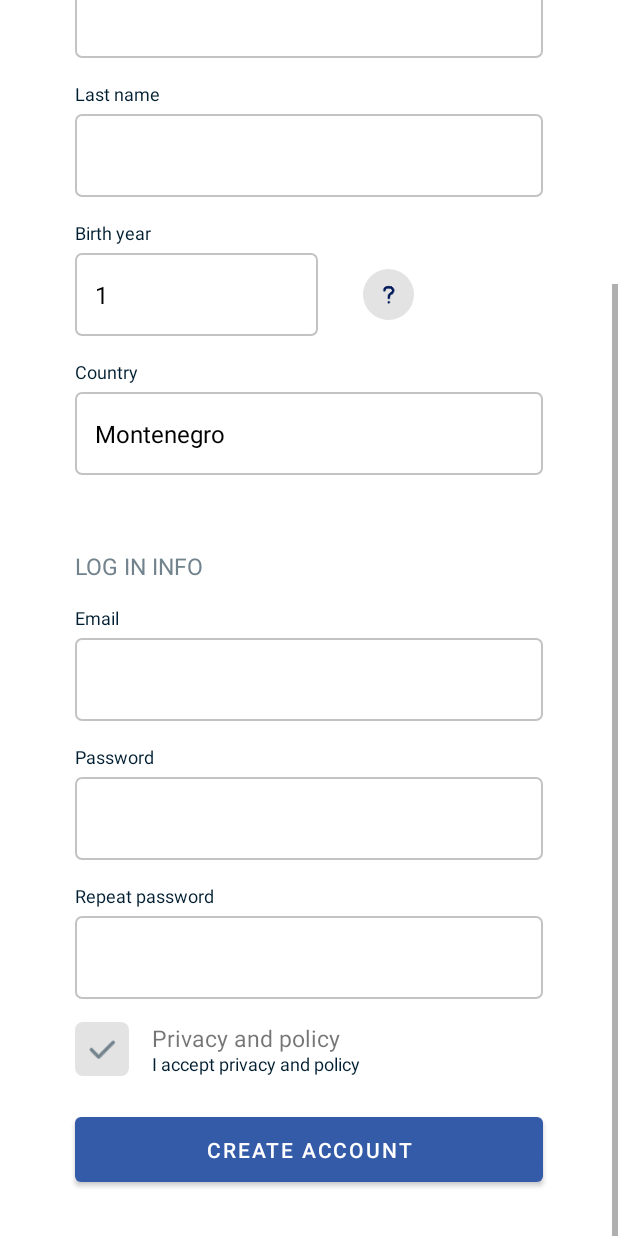
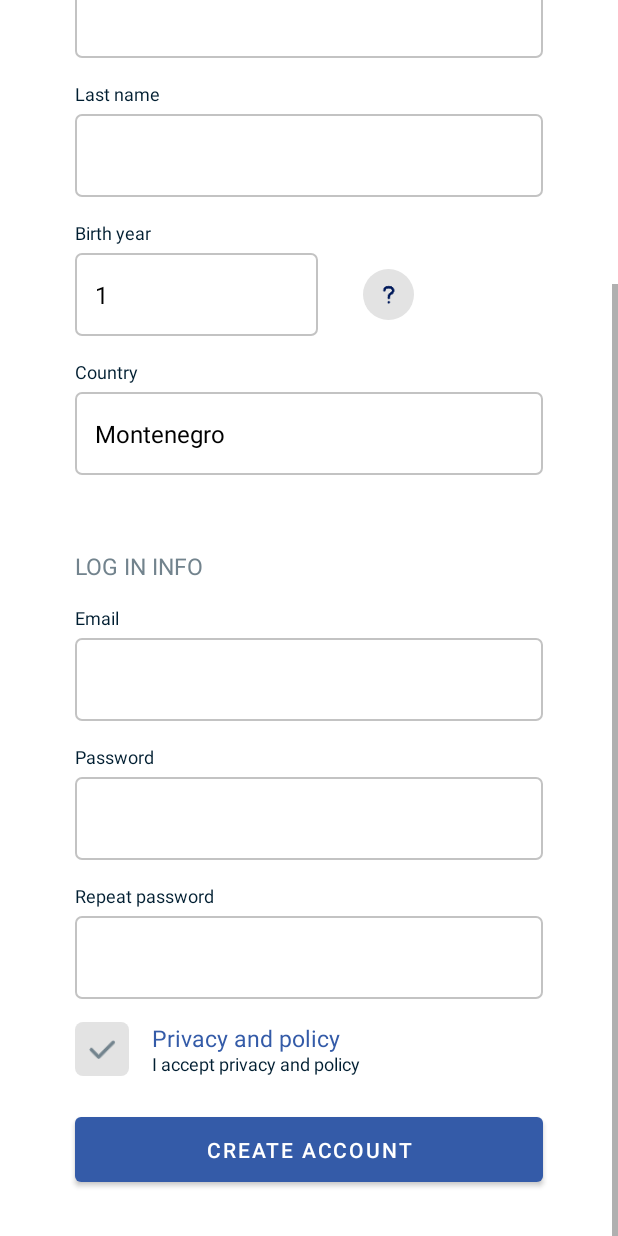
Before and after one commit to hariscredspo/CredsPo, an Android app: the RegistrationFragment screen opened through its navigation route, scrolled down 245 dp, on a phone screen of 412 x 824 dp. Run offline under Robolectric (Android 15) with nearby library versions, the phone set to English and light mode, and no system bars; 1 statement that could not run was skipped.

Commit message:
Tweak registration screen

```diff
--- a/app/src/main/java/com/haris/credspo/ui/registration/RegistrationFragment.kt
+++ b/app/src/main/java/com/haris/credspo/ui/registration/RegistrationFragment.kt
@@ -2,8 +2,6 @@ package com.haris.credspo.ui.registration
 
 import android.content.res.ColorStateList
 import android.graphics.Color
-import android.graphics.PorterDuff
-import android.opengl.Visibility
 import android.os.Bundle
 import android.view.LayoutInflater
 import android.view.View
@@ -22,7 +20,7 @@ class RegistrationFragment: Fragment() {
     private val binding get() = _binding!!
 
     var agreedToTerms = false
-    var openedTermsHelpWindow = false
+    var openedBirthYearInfo = false
     override fun onCreateView(
         inflater: LayoutInflater,
         container: ViewGroup?,
@@ -35,16 +33,16 @@ class RegistrationFragment: Fragment() {
     override fun onViewCreated(view: View, savedInstanceState: Bundle?) {
         super.onViewCreated(view, savedInstanceState)
 
-        var birth_year_list = listOf<String>("1", "2", "3");
-        var country_list = listOf<String>("Montenegro", "Russia", "Nigeria", "Japan");
+        var birthYearList = listOf<String>("1", "2", "3");
+        var countryList = listOf<String>("Montenegro", "Russia", "Nigeria", "Japan");
 
-        val birth_year_adapter = ArrayAdapter<String>(requireContext(), R.layout.support_simple_spinner_dropdown_item, birth_year_list)
-        birth_year_adapter.setDropDownViewResource(R.layout.support_simple_spinner_dropdown_item)
-        val country_adapter = ArrayAdapter<String>(requireContext(), R.layout.support_simple_spinner_dropdown_item, country_list)
-        country_adapter.setDropDownViewResource(R.layout.support_simple_spinner_dropdown_item)
+        val birthYearAdapter = ArrayAdapter<String>(requireContext(), R.layout.support_simple_spinner_dropdown_item, birthYearList)
+        birthYearAdapter.setDropDownViewResource(R.layout.support_simple_spinner_dropdown_item)
+        val countryAdapter = ArrayAdapter<String>(requireContext(), R.layout.support_simple_spinner_dropdown_item, countryList)
+        countryAdapter.setDropDownViewResource(R.layout.support_simple_spinner_dropdown_item)
 
-        binding.registrationSpinnerBirthYear.adapter = birth_year_adapter
-        binding.registrationSpinnerCountry.adapter = country_adapter
+        binding.registrationSpinnerBirthYear.adapter = birthYearAdapter
+        binding.registrationSpinnerCountry.adapter = countryAdapter
 
         binding.registrationImageTermsAndPolicyCheckboxBackground.setOnClickListener {
             if(!agreedToTerms){
@@ -59,30 +57,31 @@ class RegistrationFragment: Fragment() {
 
         }
 
-        binding.registrationImageBirthYearHelpBackground.setOnClickListener {
-            if(!openedTermsHelpWindow) {
-                binding.registrationImageBirthYearHelp.setTint(R.color.cyan)
-                binding.registrationImageBirthYearHelpBackground.setImageResource(R.drawable.question_mark_background_checked)
+        binding.registrationImageBirthYearInfoBackground.setOnClickListener {
+            if(!openedBirthYearInfo) {
+                binding.registrationImageBirthYearInfo.setTint(R.color.cyan)
+                binding.registrationImageBirthYearInfoBackground.setImageResource(R.drawable.question_mark_background_checked)
 
-                binding.registrationImageBirthYearHelpWindow.visibility = View.VISIBLE
-                binding.registrationImageBirthYearHelpText.visibility = View.VISIBLE
+                binding.registrationImageBirthYearInfoWindow.visibility = View.VISIBLE
+                binding.registrationTextBirthYearInfo.visibility = View.VISIBLE
 
-                openedTermsHelpWindow = true
+                openedBirthYearInfo = true
             } else {
-                binding.registrationImageBirthYearHelp.clearTint()
-                binding.registrationImageBirthYearHelpBackground.setImageResource(R.drawable.question_mark_background_unchecked)
+                binding.registrationImageBirthYearInfo.clearTint()
+                binding.registrationImageBirthYearInfoBackground.setImageResource(R.drawable.question_mark_background_unchecked)
 
-                binding.registrationImageBirthYearHelpWindow.visibility = View.GONE
-                binding.registrationImageBirthYearHelpText.visibility = View.GONE
+                binding.registrationImageBirthYearInfoWindow.visibility = View.GONE
+                binding.registrationTextBirthYearInfo.visibility = View.GONE
 
-                openedTermsHelpWindow = false
+                openedBirthYearInfo = false
             }
         }
     }
-    fun ImageView.setTint(@ColorRes colorRes: Int) {
+
+    private fun ImageView.setTint(@ColorRes colorRes: Int) {
         ImageViewCompat.setImageTintList(this, ColorStateList.valueOf(ContextCompat.getColor(context, colorRes)))
     }
-    fun ImageView.clearTint() {
+    private fun ImageView.clearTint() {
         ImageViewCompat.setImageTintList(this, null)
     }
 }
--- a/app/src/main/res/layout/fragment_registration.xml
+++ b/app/src/main/res/layout/fragment_registration.xml
@@ -108,7 +108,7 @@
                 app:layout_constraintTop_toBottomOf="@id/registration_label_birth_year" />
 
             <ImageView
-                android:id="@+id/registration_image_birth_year_help_background"
+                android:id="@+id/registration_image_birth_year_info_background"
                 android:layout_width="34dp"
                 android:layout_height="34dp"
                 android:layout_marginLeft="30dp"
@@ -117,14 +117,14 @@
                 app:layout_constraintStart_toEndOf="@id/registration_spinner_birth_year"
                 app:layout_constraintTop_toTopOf="@id/registration_spinner_birth_year" />
             <ImageView
-                android:id="@+id/registration_image_birth_year_help"
+                android:id="@+id/registration_image_birth_year_info"
                 android:layout_width="17dp"
                 android:layout_height="17dp"
                 android:src="@drawable/question_mark"
-                app:layout_constraintStart_toStartOf="@id/registration_image_birth_year_help_background"
-                app:layout_constraintEnd_toEndOf="@id/registration_image_birth_year_help_background"
-                app:layout_constraintTop_toTopOf="@id/registration_image_birth_year_help_background"
-                app:layout_constraintBottom_toBottomOf="@id/registration_image_birth_year_help_background" />
+                app:layout_constraintStart_toStartOf="@id/registration_image_birth_year_info_background"
+                app:layout_constraintEnd_toEndOf="@id/registration_image_birth_year_info_background"
+                app:layout_constraintTop_toTopOf="@id/registration_image_birth_year_info_background"
+                app:layout_constraintBottom_toBottomOf="@id/registration_image_birth_year_info_background" />
 
             <TextView
                 android:id="@+id/registration_label_country"
@@ -241,6 +241,7 @@
                 android:layout_height="wrap_content"
                 android:layout_marginLeft="15dp"
                 android:text="Privacy and policy"
+                android:textColor="@color/button"
                 android:textSize="15sp"
                 app:layout_constraintStart_toEndOf="@id/registration_image_terms_and_policy_checkbox_background"
                 app:layout_constraintTop_toTopOf="@id/registration_image_terms_and_policy_checkbox_background" />
@@ -266,29 +267,29 @@
                 app:layout_constraintTop_toBottomOf="@id/registration_image_terms_and_policy_checkbox" />
 
             <ImageView
-                android:id="@+id/registration_image_birth_year_help_window"
+                android:id="@+id/registration_image_birth_year_info_window"
                 android:layout_width="250dp"
                 android:layout_height="wrap_content"
                 android:src="@drawable/help_window"
                 android:visibility="gone"
                 android:layout_marginTop="5dp"
-                app:layout_constraintTop_toBottomOf="@id/registration_image_birth_year_help"
-                app:layout_constraintStart_toEndOf="@id/registration_image_birth_year_help_background"
-                app:layout_constraintEnd_toStartOf="@id/registration_image_birth_year_help_background" />
+                app:layout_constraintTop_toBottomOf="@id/registration_image_birth_year_info"
+                app:layout_constraintStart_toEndOf="@id/registration_image_birth_year_info_background"
+                app:layout_constraintEnd_toStartOf="@id/registration_image_birth_year_info_background" />
             <TextView
-                android:id="@+id/registration_image_birth_year_help_text"
+                android:id="@+id/registration_text_birth_year_info"
                 android:layout_width="0dp"
                 android:layout_height="0dp"
-                android:text="@string/birth_year_help"
+                android:text="@string/birth_year_info"
                 android:textSize="13dp"
                 android:textColor="@color/white"
                 android:visibility="gone"
                 android:layout_marginHorizontal="25dp"
                 android:layout_marginTop="25dp"
-                app:layout_constraintStart_toStartOf="@id/registration_image_birth_year_help_window"
-                app:layout_constraintEnd_toEndOf="@id/registration_image_birth_year_help_window"
-                app:layout_constraintTop_toTopOf="@id/registration_image_birth_year_help_window"
-                app:layout_constraintBottom_toBottomOf="@id/registration_image_birth_year_help_window" />
+                app:layout_constraintStart_toStartOf="@id/registration_image_birth_year_info_window"
+                app:layout_constraintEnd_toEndOf="@id/registration_image_birth_year_info_window"
+                app:layout_constraintTop_toTopOf="@id/registration_image_birth_year_info_window"
+                app:layout_constraintBottom_toBottomOf="@id/registration_image_birth_year_info_window" />
 
         </androidx.constraintlayout.widget.ConstraintLayout>
     </ScrollView>
--- a/app/src/main/res/values/strings.xml
+++ b/app/src/main/res/values/strings.xml
@@ -1,4 +1,4 @@
 <resources>
     <string name="app_name">CredsPo</string>
-    <string name="birth_year_help">We collect simple demographic information i.e. the age of the user so we can make sure that we are building a product that meets your needs and is age appropriate.</string>
+    <string name="birth_year_info">We collect simple demographic information i.e. the age of the user so we can make sure that we are building a product that meets your needs and is age appropriate.</string>
 </resources>
```
